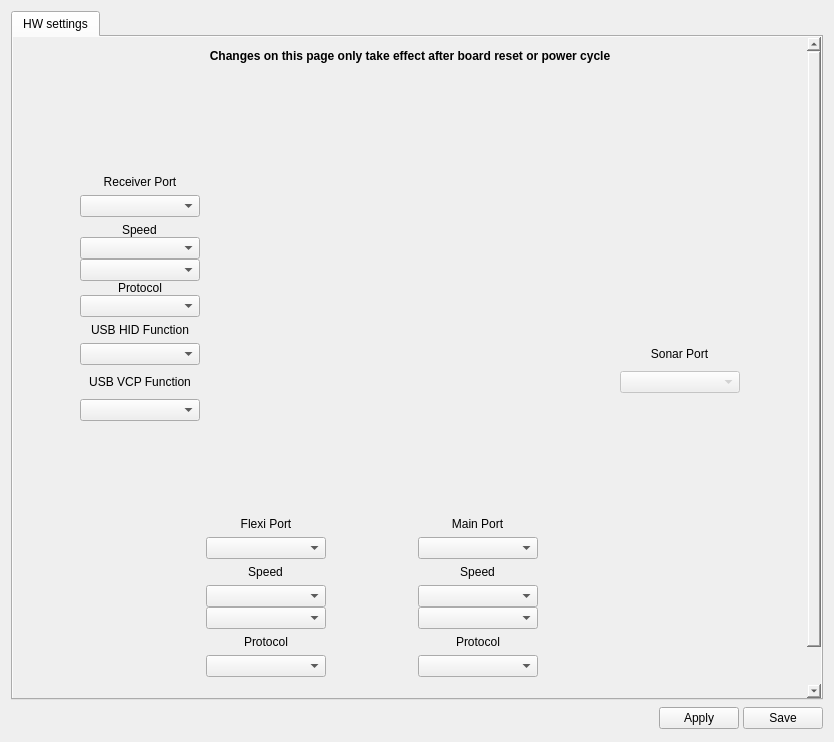
Qt form ground/gcs/src/plugins/config/configrevohwwidget.ui (librepilot/LibrePilot) before a commit.
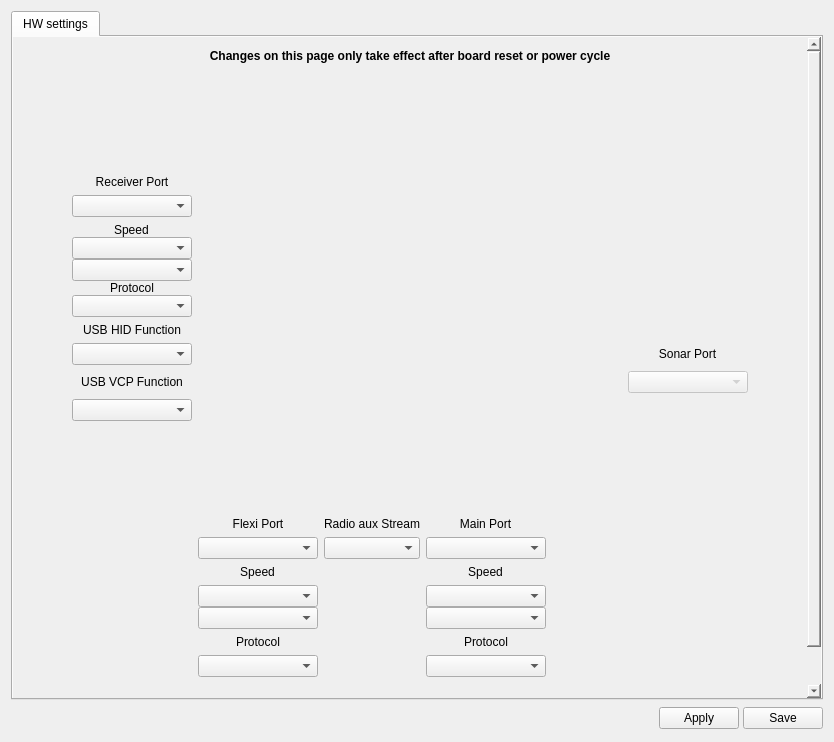
The same form after that commit. Icons and pictures are not drawn.

What changed in the file:
```diff
--- a/ground/gcs/src/plugins/config/configrevohwwidget.ui
+++ b/ground/gcs/src/plugins/config/configrevohwwidget.ui
@@ -530,6 +530,19 @@
                </property>
               </widget>
              </item>
+             <item row="12" column="2" alignment="Qt::AlignHCenter">
+              <widget class="QLabel" name="label_">
+               <property name="text">
+                <string>Radio aux Stream</string>
+               </property>
+               <property name="alignment">
+                <set>Qt::AlignBottom|Qt::AlignHCenter</set>
+               </property>
+              </widget>
+             </item>
+             <item row="13" column="2">
+              <widget class="QComboBox" name="cbRadioAux"/>
+             </item>
              <item row="0" column="1" rowspan="12" colspan="4" alignment="Qt::AlignHCenter|Qt::AlignVCenter">
               <widget class="QLabel" name="label_2">
                <property name="sizePolicy">
```
